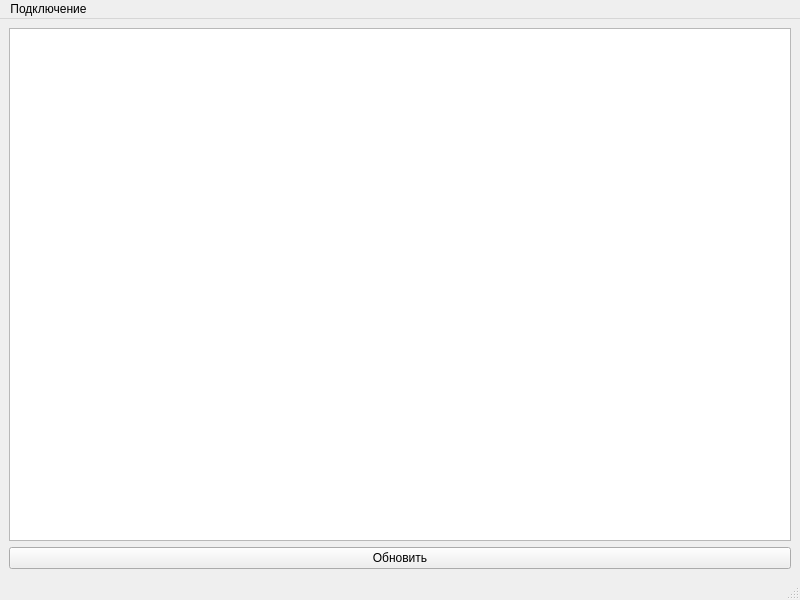
Old version of the form src/MainWindow.ui in the repository teackot/veggieapp.
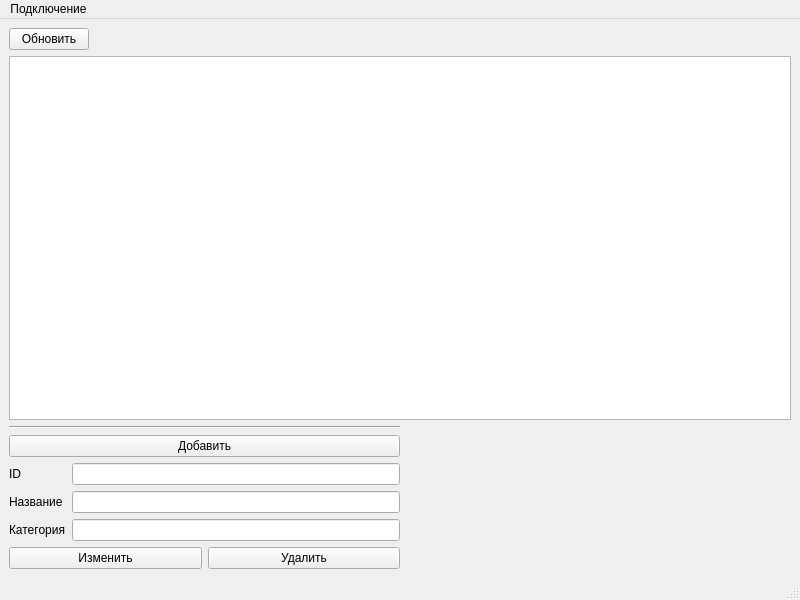
New version of the form. Icons and pictures are not drawn.

Commit message: DB modification interface

```diff
--- a/src/MainWindow.ui
+++ b/src/MainWindow.ui
@@ -14,13 +14,13 @@
    <string>MainWindow</string>
   </property>
   <widget class="QWidget" name="centralwidget">
-   <layout class="QGridLayout" name="gridLayout">
-    <item row="0" column="0">
-     <layout class="QVBoxLayout" name="verticalLayout">
-      <item>
-       <widget class="QTableView" name="tableView"/>
-      </item>
-      <item>
+   <layout class="QVBoxLayout" name="verticalLayout">
+    <property name="sizeConstraint">
+     <enum>QLayout::SetDefaultConstraint</enum>
+    </property>
+    <item>
+     <layout class="QHBoxLayout" name="horizontalLayout_2">
+      <item alignment="Qt::AlignLeft">
        <widget class="QPushButton" name="updateButton">
         <property name="text">
          <string>Обновить</string>
@@ -32,6 +32,110 @@
       </item>
      </layout>
     </item>
+    <item>
+     <widget class="QTableView" name="tableView">
+      <property name="selectionMode">
+       <enum>QAbstractItemView::SingleSelection</enum>
+      </property>
+      <property name="selectionBehavior">
+       <enum>QAbstractItemView::SelectRows</enum>
+      </property>
+     </widget>
+    </item>
+    <item>
+     <layout class="QHBoxLayout" name="horizontalLayout">
+      <item>
+       <layout class="QVBoxLayout" name="verticalLayout_2">
+        <item>
+         <widget class="Line" name="line">
+          <property name="orientation">
+           <enum>Qt::Horizontal</enum>
+          </property>
+         </widget>
+        </item>
+        <item>
+         <widget class="QPushButton" name="addButton">
+          <property name="text">
+           <string>Добавить</string>
+          </property>
+          <property name="icon">
+           <iconset theme="list-add-symbolic"/>
+          </property>
+         </widget>
+        </item>
+        <item>
+         <layout class="QGridLayout" name="gridLayout_2">
+          <item row="3" column="1">
+           <widget class="QLineEdit" name="nameInput"/>
+          </item>
+          <item row="3" column="0">
+           <widget class="QLabel" name="label_2">
+            <property name="text">
+             <string>Название</string>
+            </property>
+           </widget>
+          </item>
+          <item row="2" column="1">
+           <widget class="QLineEdit" name="idDisplay">
+            <property name="readOnly">
+             <bool>true</bool>
+            </property>
+           </widget>
+          </item>
+          <item row="4" column="1">
+           <widget class="QLineEdit" name="categoryInput"/>
+          </item>
+          <item row="4" column="0">
+           <widget class="QLabel" name="label_3">
+            <property name="text">
+             <string>Категория</string>
+            </property>
+           </widget>
+          </item>
+          <item row="2" column="0">
+           <widget class="QLabel" name="label">
+            <property name="text">
+             <string>ID</string>
+            </property>
+           </widget>
+          </item>
+         </layout>
+        </item>
+        <item>
+         <layout class="QHBoxLayout" name="horizontalLayout_3">
+          <item>
+           <widget class="QPushButton" name="editButton">
+            <property name="text">
+             <string>Изменить</string>
+            </property>
+           </widget>
+          </item>
+          <item>
+           <widget class="QPushButton" name="deleteButton">
+            <property name="text">
+             <string>Удалить</string>
+            </property>
+           </widget>
+          </item>
+         </layout>
+        </item>
+       </layout>
+      </item>
+      <item>
+       <spacer name="horizontalSpacer">
+        <property name="orientation">
+         <enum>Qt::Horizontal</enum>
+        </property>
+        <property name="sizeHint" stdset="0">
+         <size>
+          <width>40</width>
+          <height>20</height>
+         </size>
+        </property>
+       </spacer>
+      </item>
+     </layout>
+    </item>
    </layout>
   </widget>
   <widget class="QMenuBar" name="menubar">
```
The commit also changes 7 other files.
